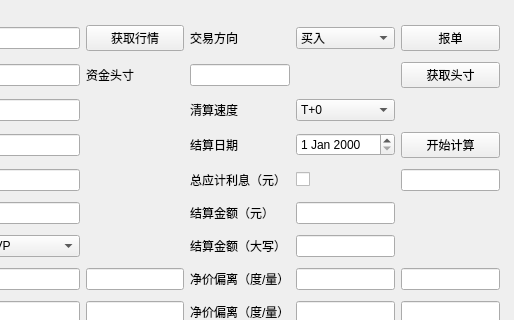
Before: the Qt Designer form bond_info.ui in rahrahr/Trade-Monitor, drawn with Qt 5; both pictures show x 141 to 655 and y 0 to 320 of the 655 by 411 pixel window.
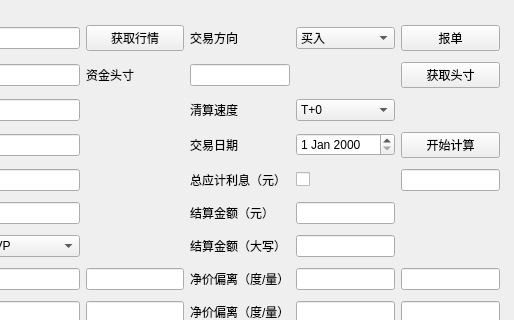
After: the same form once the commit is applied. Custom widgets are drawn as their Qt base class.

Patch:
```diff
--- a/bond_info.ui
+++ b/bond_info.ui
@@ -162,7 +162,7 @@
      <item row="3" column="3">
       <widget class="QLabel" name="label_12">
        <property name="text">
-        <string>结算日期</string>
+        <string>交易日期</string>
        </property>
       </widget>
      </item>
```
Left out of the diff: 2 changed lines with no effect on the pictures.
